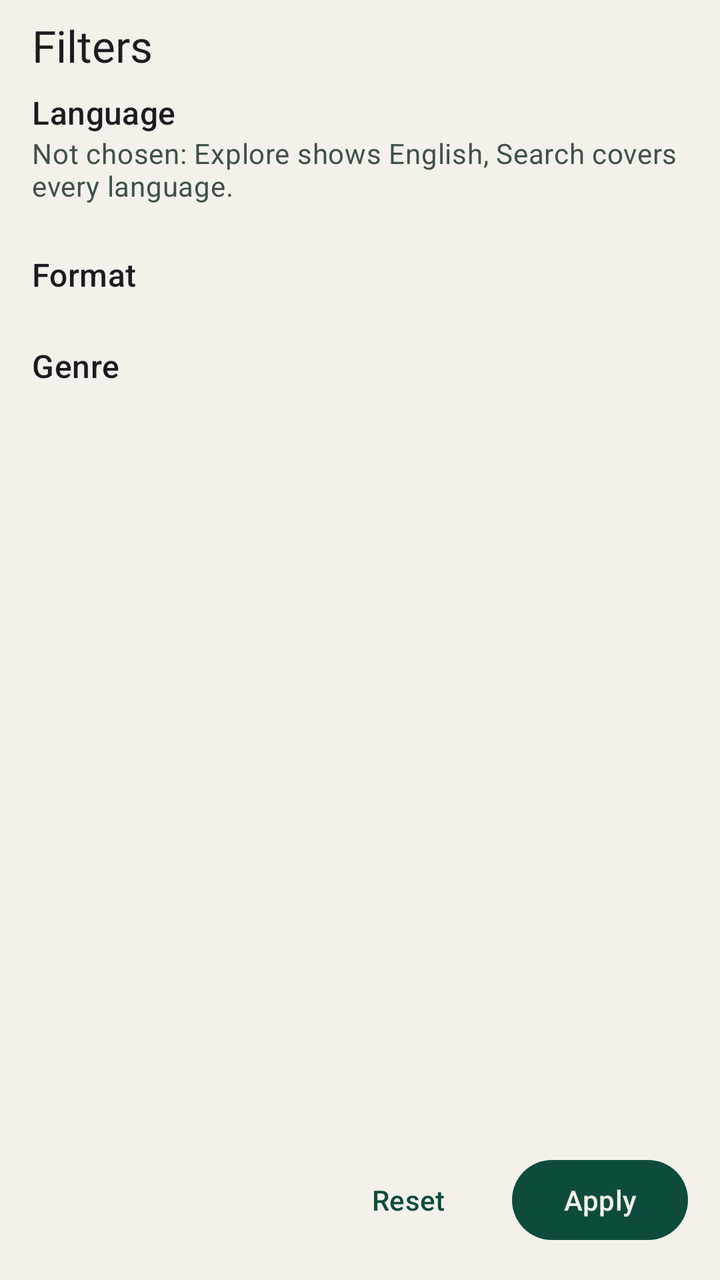
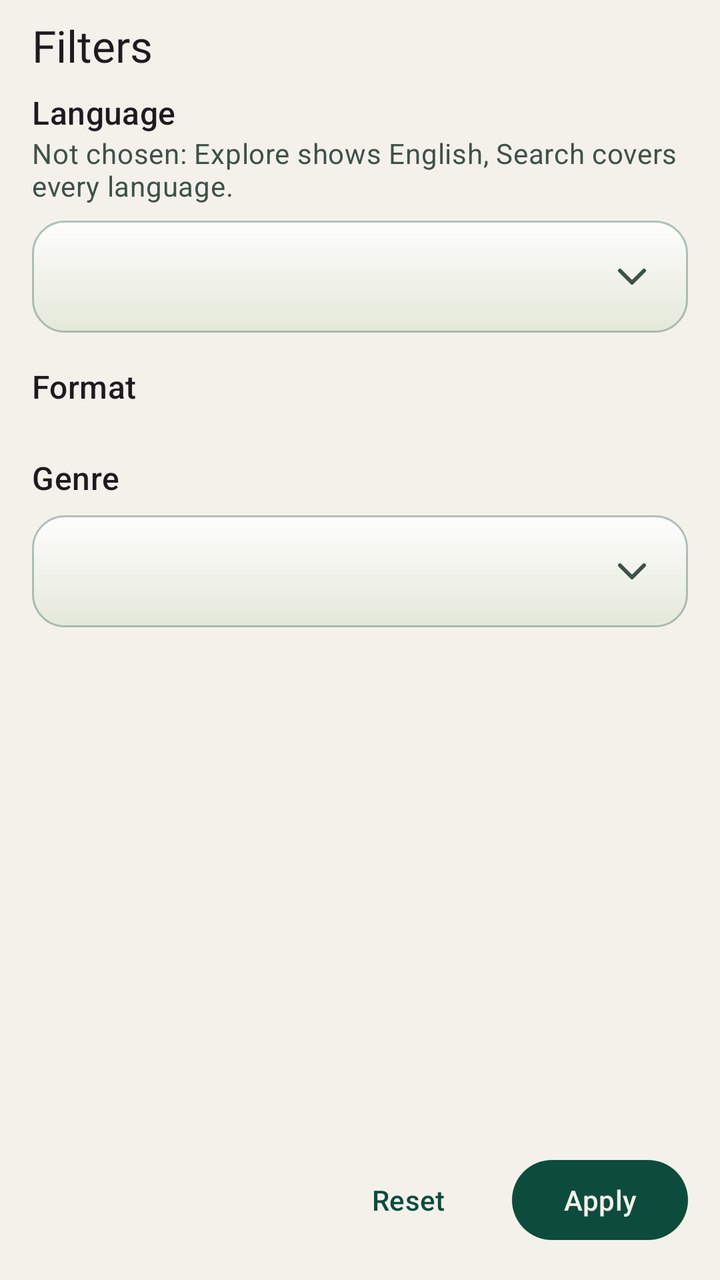

Screens rendered from an Android XML layout before and after an edit, with the pre-edit source and the edit as a unified diff.
<!-- AndroidManifest.xml: application theme Theme.FreeLibrary -->
<!-- res/layout/fragment_filter_sheet.xml -->
<?xml version="1.0" encoding="utf-8"?>
<LinearLayout xmlns:android="http://schemas.android.com/apk/res/android"
    xmlns:app="http://schemas.android.com/apk/res-auto"
    android:layout_width="match_parent"
    android:layout_height="match_parent"
    android:orientation="vertical">

    <TextView
        android:id="@+id/filterTitle"
        android:layout_width="match_parent"
        android:layout_height="wrap_content"
        android:accessibilityHeading="true"
        android:paddingStart="@dimen/spacing_m"
        android:paddingTop="@dimen/spacing_s"
        android:paddingEnd="@dimen/spacing_m"
        android:paddingBottom="@dimen/spacing_s"
        android:text="@string/filter_title"
        android:textAppearance="?attr/textAppearanceTitleLarge" />

    <androidx.core.widget.NestedScrollView
        android:layout_width="match_parent"
        android:layout_height="0dp"
        android:layout_weight="1"
        android:clipToPadding="false">

        <LinearLayout
            android:layout_width="match_parent"
            android:layout_height="wrap_content"
            android:orientation="vertical"
            android:paddingStart="@dimen/spacing_m"
            android:paddingEnd="@dimen/spacing_m"
            android:paddingBottom="@dimen/spacing_m">

            <TextView
                android:id="@+id/filterNoOptions"
                android:layout_width="match_parent"
                android:layout_height="wrap_content"
                android:text="@string/filter_no_options"
                android:textAppearance="?attr/textAppearanceBodyLarge"
                android:textColor="?attr/colorOnSurfaceVariant"
                android:visibility="gone" />

            <LinearLayout
                android:id="@+id/filterLanguageSection"
                android:layout_width="match_parent"
                android:layout_height="wrap_content"
                android:orientation="vertical">

                <TextView
                    android:layout_width="wrap_content"
                    android:layout_height="wrap_content"
                    android:accessibilityHeading="true"
                    android:text="@string/filter_language"
                    android:textAppearance="?attr/textAppearanceTitleMedium" />

                <TextView
                    android:layout_width="match_parent"
                    android:layout_height="wrap_content"
                    android:text="@string/filter_language_hint"
                    android:textAppearance="?attr/textAppearanceBodyMedium"
                    android:textColor="?attr/colorOnSurfaceVariant" />

                <com.google.android.material.chip.ChipGroup
                    android:id="@+id/filterLanguageChips"
                    android:layout_width="match_parent"
                    android:layout_height="wrap_content"
                    android:layout_marginTop="@dimen/spacing_s"
                    app:chipSpacingHorizontal="@dimen/spacing_s"
                    app:chipSpacingVertical="0dp" />

            </LinearLayout>

            <LinearLayout
                android:id="@+id/filterFormatSection"
                android:layout_width="match_parent"
                android:layout_height="wrap_content"
                android:layout_marginTop="@dimen/spacing_m"
                android:orientation="vertical">

                <TextView
                    android:layout_width="wrap_content"
                    android:layout_height="wrap_content"
                    android:accessibilityHeading="true"
                    android:text="@string/filter_format"
                    android:textAppearance="?attr/textAppearanceTitleMedium" />

                <com.google.android.material.chip.ChipGroup
                    android:id="@+id/filterFormatChips"
                    android:layout_width="match_parent"
                    android:layout_height="wrap_content"
                    android:layout_marginTop="@dimen/spacing_s"
                    app:chipSpacingHorizontal="@dimen/spacing_s"
                    app:chipSpacingVertical="0dp" />

            </LinearLayout>

            <LinearLayout
                android:id="@+id/filterGenreSection"
                android:layout_width="match_parent"
                android:layout_height="wrap_content"
                android:layout_marginTop="@dimen/spacing_m"
                android:orientation="vertical">

                <TextView
                    android:layout_width="wrap_content"
                    android:layout_height="wrap_content"
                    android:accessibilityHeading="true"
                    android:text="@string/filter_genre"
                    android:textAppearance="?attr/textAppearanceTitleMedium" />

                <com.google.android.material.chip.ChipGroup
                    android:id="@+id/filterGenreChips"
                    android:layout_width="match_parent"
                    android:layout_height="wrap_content"
                    android:layout_marginTop="@dimen/spacing_s"
                    app:chipSpacingHorizontal="@dimen/spacing_s"
                    app:chipSpacingVertical="0dp" />

            </LinearLayout>

        </LinearLayout>

    </androidx.core.widget.NestedScrollView>

    <LinearLayout
        android:layout_width="match_parent"
        android:layout_height="wrap_content"
        android:gravity="end"
        android:orientation="horizontal"
        android:padding="@dimen/spacing_m">

        <com.google.android.material.button.MaterialButton
            android:id="@+id/filterReset"
            style="@style/Widget.Material3.Button.TextButton"
            android:layout_width="wrap_content"
            android:layout_height="wrap_content"
            android:text="@string/filter_reset" />

        <com.google.android.material.button.MaterialButton
            android:id="@+id/filterApply"
            android:layout_width="wrap_content"
            android:layout_height="wrap_content"
            android:layout_marginStart="@dimen/spacing_s"
            android:text="@string/filter_apply" />

    </LinearLayout>

</LinearLayout>
<!-- resources referenced by this layout -->
<resources>
  <dimen name="spacing_m">16dp</dimen>
  <dimen name="spacing_s">8dp</dimen>
  <string name="filter_apply">Apply</string>
  <string name="filter_format">Format</string>
  <string name="filter_genre">Genre</string>
  <string name="filter_language">Language</string>
  <string name="filter_language_hint">Not chosen: Explore shows English, Search covers every language.</string>
  <string name="filter_no_options">No filter options yet. They appear after the first catalog sync.</string>
  <string name="filter_reset">Reset</string>
  <string name="filter_title">Filters</string>
  <color name="md_primary">#0D4C3C</color>
  <color name="md_on_primary">#F4F1EB</color>
  <color name="md_primary_container">#BFD7A6</color>
  <color name="md_on_primary_container">#0A3A2E</color>
  <color name="md_primary_inverse">#A9CC8A</color>
  <color name="md_secondary">#2D5A4A</color>
  <color name="md_on_secondary">#F4F1EB</color>
  <color name="md_secondary_container">#7AA05A</color>
  <color name="md_on_secondary_container">#17231E</color>
  <color name="md_background">#F4F1EB</color>
  <color name="md_on_background">#17231E</color>
  <color name="md_surface">#F4F1EB</color>
  <color name="md_on_surface">#17231E</color>
  <color name="md_surface_variant">#D8E3CB</color>
  <color name="md_on_surface_variant">#3F5148</color>
  <color name="md_surface_inverse">#17231E</color>
  <color name="md_on_surface_inverse">#F4F1EB</color>
  <color name="md_surface_container_lowest">#F8F8F0</color>
  <color name="md_surface_container_low">#E9EEDF</color>
  <color name="md_surface_container">#DFE8D3</color>
  <color name="md_surface_container_high">#D5E2C7</color>
  <color name="md_surface_container_highest">#CADBBB</color>
  <color name="md_error">#BA1A1A</color>
  <color name="md_on_error">#FFFFFF</color>
  <color name="md_error_container">#FFDAD6</color>
  <color name="md_on_error_container">#410002</color>
  <color name="md_outline">#55665D</color>
  <color name="md_outline_variant">#B5C4A5</color>
  <style name="Widget.FreeLibrary.Toolbar" parent="Widget.Material3.Toolbar">
          <item name="android:background">@android:color/transparent</item>
      </style>
  <style name="TextAppearance.FreeLibrary.HeadlineSmall" parent="TextAppearance.Material3.HeadlineSmall">
          <item name="fontFamily">@font/literata_semibold</item>
          <item name="android:fontFamily">@font/literata_semibold</item>
      </style>
  <style name="TextAppearance.FreeLibrary.TitleLarge" parent="TextAppearance.Material3.TitleLarge">
          <item name="fontFamily">@font/literata_medium</item>
          <item name="android:fontFamily">@font/literata_medium</item>
      </style>
  <!-- unchanged entries left out for length: 3 -->
</resources>

<!-- the commit's change to res/layout/fragment_filter_sheet.xml (unified diff, before → after) -->
@@ -60,8 +60,58 @@
                     android:textAppearance="?attr/textAppearanceBodyMedium"
                     android:textColor="?attr/colorOnSurfaceVariant" />
 
+                <LinearLayout
+                    android:id="@+id/filterLanguageRow"
+                    android:layout_width="match_parent"
+                    android:layout_height="wrap_content"
+                    android:layout_marginTop="@dimen/spacing_s"
+                    android:background="@drawable/bg_glass_card"
+                    android:clickable="true"
+                    android:focusable="true"
+                    android:gravity="center_vertical"
+                    android:minHeight="56dp"
+                    android:orientation="horizontal"
+                    android:paddingStart="@dimen/spacing_m"
+                    android:paddingEnd="@dimen/spacing_m">
+
+                    <TextView
+                        android:id="@+id/filterLanguageValue"
+                        android:layout_width="0dp"
+                        android:layout_height="wrap_content"
+                        android:layout_weight="1"
+                        android:ellipsize="end"
+                        android:maxLines="2"
+                        android:textAppearance="?attr/textAppearanceBodyLarge"
+                        android:textColor="?attr/colorOnSurface" />
+
+                    <ImageView
+                        android:layout_width="24dp"
+                        android:layout_height="24dp"
+                        android:importantForAccessibility="no"
+                        android:rotation="90"
+                        android:src="@drawable/ic_chevron_right"
+                        app:tint="?attr/colorOnSurfaceVariant" />
+
+                </LinearLayout>
+
+            </LinearLayout>
+
+            <LinearLayout
+                android:id="@+id/filterFormatSection"
+                android:layout_width="match_parent"
+                android:layout_height="wrap_content"
+                android:layout_marginTop="@dimen/spacing_m"
+                android:orientation="vertical">
+
+                <TextView
+                    android:layout_width="wrap_content"
+                    android:layout_height="wrap_content"
+                    android:accessibilityHeading="true"
+                    android:text="@string/filter_format"
+                    android:textAppearance="?attr/textAppearanceTitleMedium" />
+
                 <com.google.android.material.chip.ChipGroup
-                    android:id="@+id/filterLanguageChips"
+                    android:id="@+id/filterFormatChips"
                     android:layout_width="match_parent"
                     android:layout_height="wrap_content"
                     android:layout_marginTop="@dimen/spacing_s"
@@ -71,30 +121,6 @@
             </LinearLayout>
 
             <LinearLayout
-                android:id="@+id/filterFormatSection"
-                android:layout_width="match_parent"
-                android:layout_height="wrap_content"
-                android:layout_marginTop="@dimen/spacing_m"
-                android:orientation="vertical">
-
-                <TextView
-                    android:layout_width="wrap_content"
-                    android:layout_height="wrap_content"
-                    android:accessibilityHeading="true"
-                    android:text="@string/filter_format"
-                    android:textAppearance="?attr/textAppearanceTitleMedium" />
-
-                <com.google.android.material.chip.ChipGroup
-                    android:id="@+id/filterFormatChips"
-                    android:layout_width="match_parent"
-                    android:layout_height="wrap_content"
-                    android:layout_marginTop="@dimen/spacing_s"
-                    app:chipSpacingHorizontal="@dimen/spacing_s"
-                    app:chipSpacingVertical="0dp" />
-
-            </LinearLayout>
-
-            <LinearLayout
                 android:id="@+id/filterGenreSection"
                 android:layout_width="match_parent"
                 android:layout_height="wrap_content"
@@ -108,13 +134,39 @@
                     android:text="@string/filter_genre"
                     android:textAppearance="?attr/textAppearanceTitleMedium" />
 
-                <com.google.android.material.chip.ChipGroup
-                    android:id="@+id/filterGenreChips"
+                <LinearLayout
+                    android:id="@+id/filterGenreRow"
                     android:layout_width="match_parent"
                     android:layout_height="wrap_content"
                     android:layout_marginTop="@dimen/spacing_s"
-                    app:chipSpacingHorizontal="@dimen/spacing_s"
-                    app:chipSpacingVertical="0dp" />
+                    android:background="@drawable/bg_glass_card"
+                    android:clickable="true"
+                    android:focusable="true"
+                    android:gravity="center_vertical"
+                    android:minHeight="56dp"
+                    android:orientation="horizontal"
+                    android:paddingStart="@dimen/spacing_m"
+                    android:paddingEnd="@dimen/spacing_m">
+
+                    <TextView
+                        android:id="@+id/filterGenreValue"
+                        android:layout_width="0dp"
+                        android:layout_height="wrap_content"
+                        android:layout_weight="1"
+                        android:ellipsize="end"
+                        android:maxLines="2"
+                        android:textAppearance="?attr/textAppearanceBodyLarge"
+                        android:textColor="?attr/colorOnSurface" />
+
+                    <ImageView
+                        android:layout_width="24dp"
+                        android:layout_height="24dp"
+                        android:importantForAccessibility="no"
+                        android:rotation="90"
+                        android:src="@drawable/ic_chevron_right"
+                        app:tint="?attr/colorOnSurfaceVariant" />
+
+                </LinearLayout>
 
             </LinearLayout>
 
<!-- resource entries referenced after the edit -->
@@ -2,6 +2,38 @@
 <resources>
   <dimen name="spacing_m">16dp</dimen>
   <dimen name="spacing_s">8dp</dimen>
+  <!-- drawable bg_glass_card (drawable) -->
+  <?xml version="1.0" encoding="utf-8"?>
+  <ripple xmlns:android="http://schemas.android.com/apk/res/android"
+      android:color="?attr/colorControlHighlight">
+      <item>
+          <shape android:shape="rectangle">
+              <gradient
+                  android:angle="270"
+                  android:endColor="@color/glass_fill_bottom"
+                  android:startColor="@color/glass_fill_top" />
+              <stroke
+                  android:width="1dp"
+                  android:color="@color/glass_border" />
+              <corners android:radius="16dp" />
+          </shape>
+      </item>
+  </ripple>
+  <!-- drawable ic_chevron_right (drawable) -->
+  <?xml version="1.0" encoding="utf-8"?>
+  <vector xmlns:android="http://schemas.android.com/apk/res/android"
+      android:width="24dp"
+      android:height="24dp"
+      android:viewportWidth="24"
+      android:viewportHeight="24">
+      <path
+          android:fillColor="#00000000"
+          android:pathData="M9,6L15,12L9,18"
+          android:strokeColor="#FF000000"
+          android:strokeLineCap="round"
+          android:strokeLineJoin="round"
+          android:strokeWidth="2" />
+  </vector>
   <string name="filter_apply">Apply</string>
   <string name="filter_format">Format</string>
   <string name="filter_genre">Genre</string>
@@ -10,6 +42,9 @@
   <string name="filter_no_options">No filter options yet. They appear after the first catalog sync.</string>
   <string name="filter_reset">Reset</string>
   <string name="filter_title">Filters</string>
+  <color name="glass_fill_bottom">#5CC9DAB8</color>
+  <color name="glass_fill_top">#D9FFFFFF</color>
+  <color name="glass_border">#592D5A4A</color>
   <color name="md_primary">#0D4C3C</color>
   <color name="md_on_primary">#F4F1EB</color>
   <color name="md_primary_container">#BFD7A6</color>
